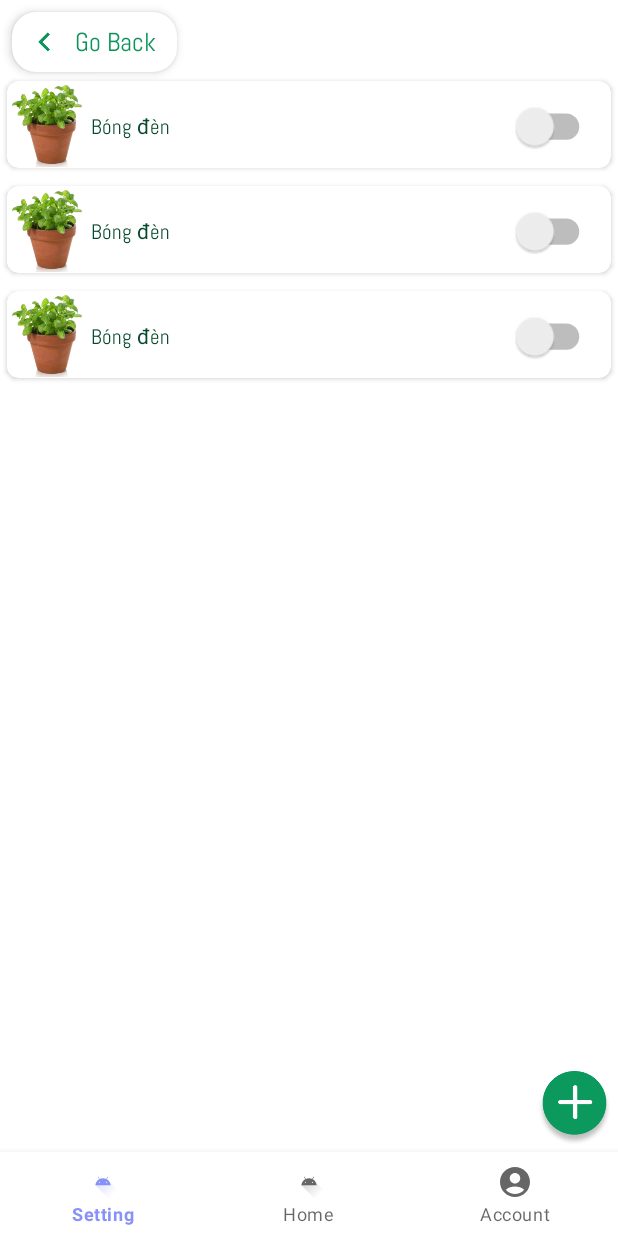
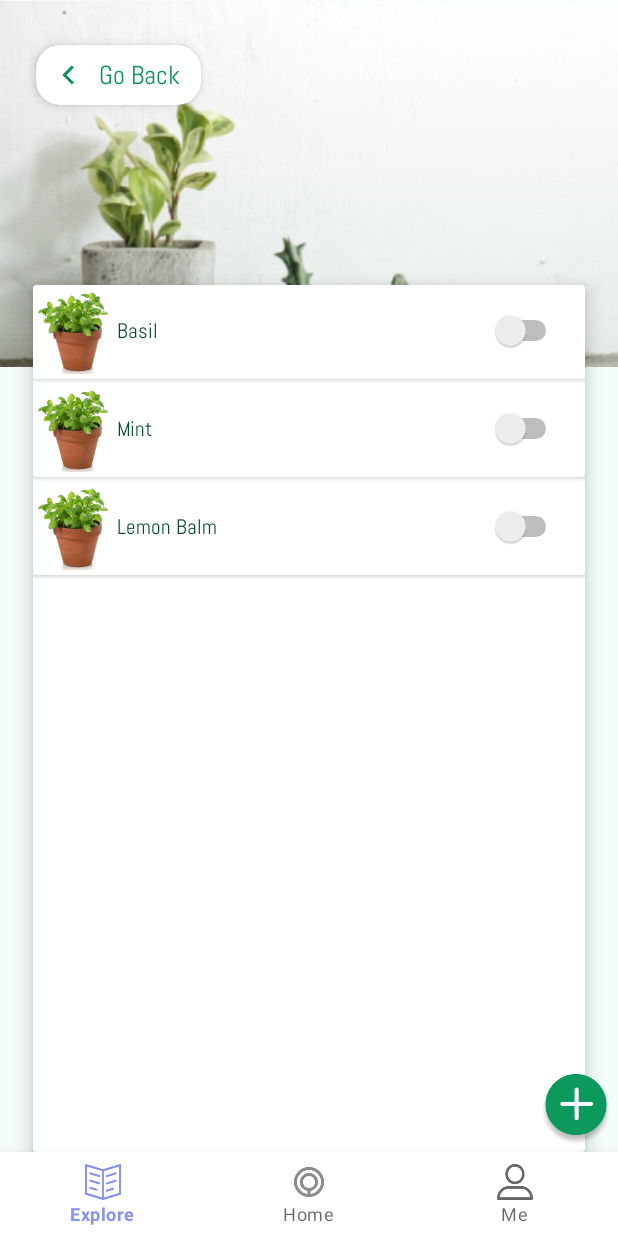
Before and after one commit to fsdkjnv/FinalProjectAndroid, an Android app: the fragment DeviceFragment placed in its activity, on a phone screen of 412 x 824 dp. Run offline under Robolectric (Android 15) with nearby library versions, the phone set to English and light mode, and no system bars.

Commit message:
Vi commit

```diff
--- a/app/build.gradle
+++ b/app/build.gradle
@@ -41,7 +41,6 @@ dependencies {
     implementation 'androidx.navigation:navigation-ui:2.4.1'
     implementation 'com.google.code.gson:gson:2.8.9'
     implementation 'androidx.constraintlayout:constraintlayout:2.1.4'
-
     testImplementation 'junit:junit:4.13.2'
     androidTestImplementation 'androidx.test.ext:junit:1.1.5'
     androidTestImplementation 'androidx.test.espresso:espresso-core:3.5.1'
--- a/app/src/main/java/com/example/drawer/Adapter/AdapterHome/DeviceAdapter.java
+++ b/app/src/main/java/com/example/drawer/Adapter/AdapterHome/DeviceAdapter.java
@@ -148,14 +148,10 @@ public class DeviceAdapter extends RecyclerView.Adapter<MyViewHolderDevice> {
             @Override
             public void onClick(View v) {
                 // Toggle visibility of recCardTemp
-                int targetHeight = holder.linearLayout.getHeight() == dpToPx(70) ? dpToPx(190) : dpToPx(70);
+                int targetHeight = holder.linearLayout.getHeight() == dpToPx(65) ? dpToPx(170) : dpToPx(65);
                 animateViewHeight(holder.linearLayout, targetHeight);
             }
         });
-
-
-
-
 
         holder.switchButton.setOnCheckedChangeListener(new CompoundButton.OnCheckedChangeListener() {
             @Override
--- a/app/src/main/java/com/example/drawer/fragment/FragmentHome/DeviceFragment.java
+++ b/app/src/main/java/com/example/drawer/fragment/FragmentHome/DeviceFragment.java
@@ -67,13 +67,13 @@ public class DeviceFragment extends Fragment {
         recyclerView.setLayoutManager(gridLayoutManager);
         //Đoạn mã trên thêm dữ liệu mẫu vào danh sách dataList.
         if (dataList.isEmpty()){
-        DataDevice androidData = new DataDevice("Bóng đèn", 1, "", R.drawable.cay_1);
+        DataDevice androidData = new DataDevice("Basil", 1, "Herb", R.drawable.cay_1);
         dataList.add(androidData);
 
-        androidData = new DataDevice("Bóng đèn", 2, "", R.drawable.cay_1);
+        androidData = new DataDevice("Mint", 2, "Herb", R.drawable.cay_1);
         dataList.add(androidData);
 
-        androidData = new DataDevice("Bóng đèn", 3, "", R.drawable.cay_1);
+        androidData = new DataDevice("Lemon Balm", 3, "Herb", R.drawable.cay_1);
         dataList.add(androidData);
         }
 
--- a/app/src/main/res/layout/activity_detail.xml
+++ b/app/src/main/res/layout/activity_detail.xml
@@ -4,24 +4,27 @@
     xmlns:app="http://schemas.android.com/apk/res-auto"
     xmlns:tools="http://schemas.android.com/tools"
     android:layout_width="match_parent"
+    android:background="#F5FDFB"
     android:layout_height="match_parent">
 
     <androidx.cardview.widget.CardView
         android:id="@+id/cardViewDevice"
         android:layout_width="110dp"
         android:layout_height="40dp"
-        android:layout_marginStart="8dp"
-        android:layout_marginTop="8dp"
+        android:layout_marginStart="24dp"
+        android:layout_marginTop="30dp"
         app:cardCornerRadius="16dp"
         app:cardElevation="4dp"
         app:layout_constraintStart_toStartOf="parent"
         app:layout_constraintTop_toTopOf="parent">
+
         <!-- Icon and Text in Toolbar -->
         <LinearLayout
             android:layout_width="match_parent"
             android:layout_height="match_parent"
             android:gravity="center_vertical"
             android:orientation="horizontal">
+
             <!-- Icon -->
             <ImageView
                 android:layout_width="42dp"
@@ -39,31 +42,60 @@
                 android:text="Go Back"
                 android:textColor="#0C9359"
                 android:textSize="17sp" />
-
         </LinearLayout>
-
     </androidx.cardview.widget.CardView>
 
-    <androidx.recyclerview.widget.RecyclerView
-        android:id="@+id/recyclerViewDevice"
-        android:layout_width="0dp"
-        android:layout_height="0dp"
-        android:scrollbars="vertical"
-        app:layout_constraintBottom_toBottomOf="parent"
+    <!-- ImageView for background -->
+
+    <!-- CardView wrapping RecyclerView -->
+    <ImageView
+        android:id="@+id/background"
+        android:layout_width="wrap_content"
+        android:layout_height="wrap_content"
+        android:contentDescription="Background Icon"
+        android:src="@drawable/backgrou"
         app:layout_constraintEnd_toEndOf="parent"
+        app:layout_constraintHorizontal_bias="0.0"
         app:layout_constraintStart_toStartOf="parent"
-        app:layout_constraintTop_toBottomOf="@+id/cardViewDevice" />
+        app:layout_constraintTop_toTopOf="parent" />
 
+    <androidx.cardview.widget.CardView
+        android:id="@+id/recyclerViewcard"
+        android:layout_width="match_parent"
+        android:layout_height="match_parent"
+        app:cardElevation="8dp"
+        android:layout_below="@+id/background"
+        android:layout_alignParentStart="true"
+        android:layout_alignParentEnd="true"
+        android:layout_marginStart="22dp"
+        android:layout_marginEnd="22dp"
+        android:layout_marginTop="190dp"> <!-- Ràng buộc để nằm trên Adddevice -->
+
+        <LinearLayout
+            android:layout_width="match_parent"
+            android:layout_height="match_parent"
+            android:orientation="vertical">
+
+            <!-- RecyclerView -->
+            <androidx.recyclerview.widget.RecyclerView
+                android:id="@+id/recyclerViewDevice"
+                android:layout_width="match_parent"
+                android:layout_height="0dp"
+                android:layout_weight="1"
+                android:scrollbars="vertical" />
+        </LinearLayout>
+    </androidx.cardview.widget.CardView>
+
+    <!-- ImageView at the bottom -->
     <ImageView
         android:id="@+id/Adddevice"
-        android:layout_width="50dp"
-        android:layout_height="50dp"
+        android:layout_width="48dp"
+        android:layout_height="48dp"
         android:layout_gravity="bottom|end"
         android:layout_marginEnd="4dp"
         android:layout_marginBottom="4dp"
-        android:elevation="4dp"
+        android:elevation="8dp"
         android:src="@drawable/img_1"
         app:layout_constraintBottom_toBottomOf="parent"
         app:layout_constraintEnd_toEndOf="parent" />
-
 </androidx.constraintlayout.widget.ConstraintLayout>
--- a/app/src/main/res/layout/fragment_home.xml
+++ b/app/src/main/res/layout/fragment_home.xml
@@ -6,6 +6,7 @@
     android:layout_width="match_parent"
     android:layout_height="match_parent"
     android:fitsSystemWindows="true"
+    android:background="#F5FDFB"
     tools:context=".MainActivity">
 
     <!-- Removed TextView with ID textAboveRecyclerView -->
--- a/app/src/main/res/layout/recycler_item_device.xml
+++ b/app/src/main/res/layout/recycler_item_device.xml
@@ -1,6 +1,6 @@
 <LinearLayout xmlns:android="http://schemas.android.com/apk/res/android"
     android:layout_width="match_parent"
-    android:layout_height="70dp"
+    android:layout_height="65dp"
     android:id="@+id/layoutdevice"
     xmlns:app="http://schemas.android.com/apk/res-auto"
     android:orientation="vertical">
@@ -10,8 +10,6 @@
         android:layout_height="wrap_content"
         android:id="@+id/recCardevice"
         android:layout_margin="0dp"
-        app:cardCornerRadius="8dp"
-        app:cardUseCompatPadding="true"
        >
 
         <LinearLayout
@@ -77,8 +75,8 @@
                         android:id="@+id/switchButton"
                         android:layout_width="60dp"
                         android:layout_height="60dp"
-                        android:scaleX="1.25"
-                        android:scaleY="1.25"
+                        android:scaleX="1"
+                        android:scaleY="1"
                         android:textSize="14sp" />
                 </LinearLayout>
             </LinearLayout>
@@ -90,6 +88,7 @@
         android:layout_width="match_parent"
         android:layout_height="107dp"
         android:id="@+id/recCardtemp"
+        app:cardBackgroundColor="#EDF2EF"
         android:layout_margin="0dp"
         app:cardCornerRadius="8dp"
         app:cardUseCompatPadding="true"
--- a/app/src/main/res/menu/menu_bottom_nav.xml
+++ b/app/src/main/res/menu/menu_bottom_nav.xml
@@ -7,16 +7,16 @@
 
         <item
             android:id="@+id/nav_favorite"
-            android:icon="@drawable/ic_launcher_foreground"
-            android:title="@string/nav_favorite" />
+            android:icon="@drawable/img_5"
+            android:title="Explore" />
         <item
             android:id="@+id/nav_home"
-            android:icon="@drawable/ic_launcher_foreground"
+            android:icon="@drawable/img_6"
             android:title="@string/menu_home" />
         <item
             android:id="@+id/nav_slideshow"
-            android:icon="@drawable/ic_account_circle_24"
-            android:title="@string/nav_account" />
+            android:icon="@drawable/img_4"
+            android:title="Me" />
     </group>
 
 </menu>
```
Also changed, not shown: app/src/main/res/drawable/backgrou.png (added), app/src/main/res/drawable/img_4.png (added), app/src/main/res/drawable/img_5.png (added), app/src/main/res/drawable/img_6.png (added).
